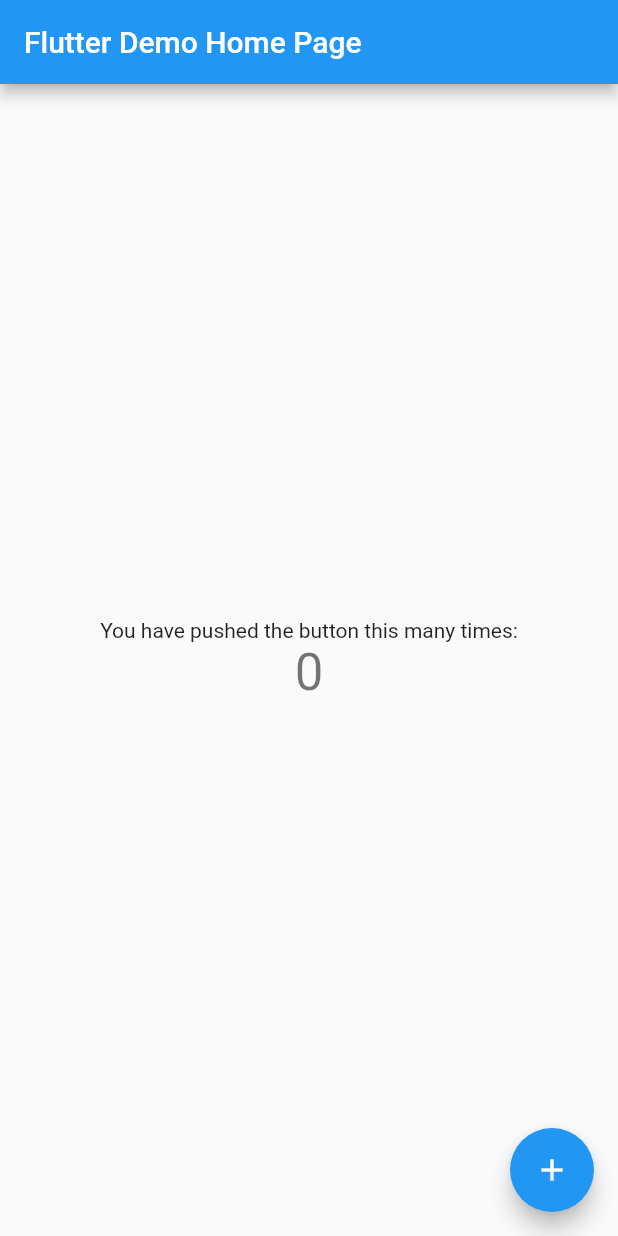
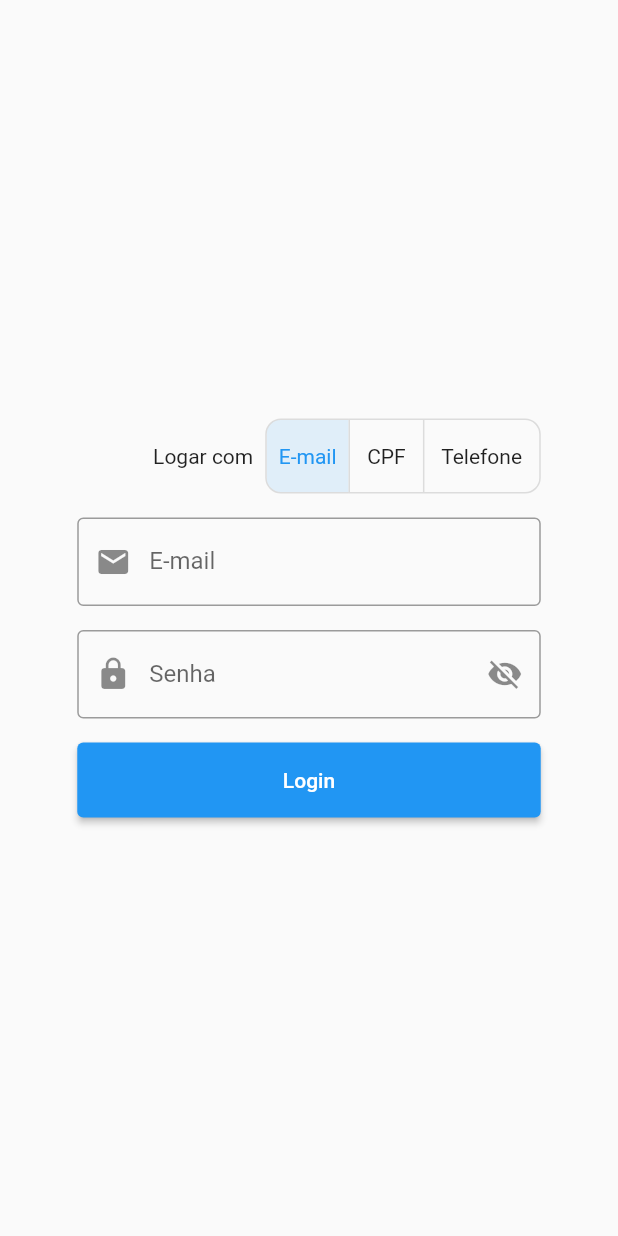
Before and after one commit to rafaeldiehl/aulas-flutter, a Flutter app: the screen it shows after launch, on a phone screen of 412 x 824 dp. Run offline on Flutter 3.47's test engine with Material 2 defaults, Android fonts, the phone set to English and light mode, and no system bars.

Commit message:
aula 06/04

```diff
--- /dev/null
+++ b/lib/aula08/aula08.dart
@@ -0,0 +1,119 @@
+import 'package:flutter/material.dart';
+import 'package:collection/collection.dart';
+
+class Aula08 extends StatefulWidget {
+  const Aula08({super.key});
+
+  @override
+  State<Aula08> createState() => _Aula08State();
+}
+
+class _Aula08State extends State<Aula08> {
+  bool _senhaEscondida = true;
+  late final TextEditingController _userController;
+  late final TextEditingController _senhaController;
+  List<bool> _selectedList = [true, false, false];
+
+  @override
+  void initState() {
+    _userController = TextEditingController();
+    _senhaController = TextEditingController();
+    super.initState();
+  }
+
+  @override
+  void dispose() {
+    _userController.dispose();
+    _senhaController.dispose();
+    super.dispose();
+  }
+
+  void _alterarVisibilidade() {
+    setState(() {
+      _senhaEscondida = !_senhaEscondida;
+    });
+  }
+
+  void _alterarTipoLogin(int index) {
+    setState(() {
+      _selectedList =
+          _selectedList.mapIndexed((pos, element) => pos == index).toList();
+    });
+  }
+
+  void _testarCampos() {
+    debugPrint('Usuário: ${_userController.text}');
+    debugPrint('Senha: ${_senhaController.text}');
+  }
+
+  @override
+  Widget build(BuildContext context) {
+    return Scaffold(
+        body: Center(
+      child: SizedBox(
+          width: MediaQuery.of(context).size.width * 0.75,
+          child: Column(
+            mainAxisAlignment: MainAxisAlignment.center,
+            children: [
+              Row(
+                mainAxisAlignment: MainAxisAlignment.end,
+                children: [
+                  const Text('Logar com'),
+                  const SizedBox(width: 8),
+                  ToggleButtons(
+                      borderRadius: BorderRadius.circular(10),
+                      isSelected: _selectedList,
+                      onPressed: _alterarTipoLogin,
+                      children: const [
+                        // TextButton(onPressed: () {}, child: const Text('E-mail'))
+                        Padding(
+                          padding: EdgeInsets.all(8.0),
+                          child: Text('E-mail'),
+                        ),
+                        Padding(
+                          padding: EdgeInsets.all(8.0),
+                          child: Text(' CPF '),
+                        ),
+                        Padding(
+                          padding: EdgeInsets.all(8.0),
+                          child: Text(' Telefone '),
+                        ),
+                      ])
+                ],
+              ),
+              const SizedBox(height: 16),
+              TextField(
+                controller: _userController,
+                decoration: const InputDecoration(
+                    prefixIcon: Icon(Icons.mail),
+                    label: Text('E-mail'),
+                    border: OutlineInputBorder()),
+              ),
+              const SizedBox(height: 16),
+              TextField(
+                controller: _senhaController,
+                obscureText: _senhaEscondida,
+                enableSuggestions: false,
+                // obscuringCharacter: "*",
+                decoration: InputDecoration(
+                    prefixIcon: const Icon(Icons.lock),
+                    suffixIcon: IconButton(
+                        onPressed: _alterarVisibilidade,
+                        icon: Icon(_senhaEscondida
+                            ? Icons.visibility_off
+                            : Icons.visibility)),
+                    label: const Text('Senha'),
+                    border: const OutlineInputBorder()),
+              ),
+              const SizedBox(height: 16),
+              ElevatedButton(
+                  style: ElevatedButton.styleFrom(
+                      minimumSize:
+                          Size(MediaQuery.of(context).size.width * 0.75, 50)),
+                  onPressed: _testarCampos,
+                  child: const Text('Login'))
+            ],
+          )),
+    ));
+  }
+}
--- a/lib/main.dart
+++ b/lib/main.dart
@@ -1,4 +1,5 @@
 import 'package:flutter/material.dart';
+import 'package:projetobase/aula08/aula08.dart';
 
 void main() {
   runApp(const MyApp());
@@ -14,12 +15,12 @@ class MyApp extends StatelessWidget {
       theme: ThemeData(
         primarySwatch: Colors.blue,
       ),
-      home: const MyHomePage(title: 'Flutter Demo Home Page'),
+      home: const Aula08(),
     );
   }
 }
 
-class MyHomePage extends StatefulWidget {
+/*  class MyHomePage extends StatefulWidget {
   const MyHomePage({super.key, required this.title});
 
   final String title;
@@ -64,4 +65,4 @@ class _MyHomePageState extends State<MyHomePage> {
       ), // This trailing comma makes auto-formatting nicer for build methods.
     );
   }
-}
+} */
```
Also changed, not shown: pubspec.yaml (+3 -5 lines), assets/img/ifsp_logo.jpg (added).
